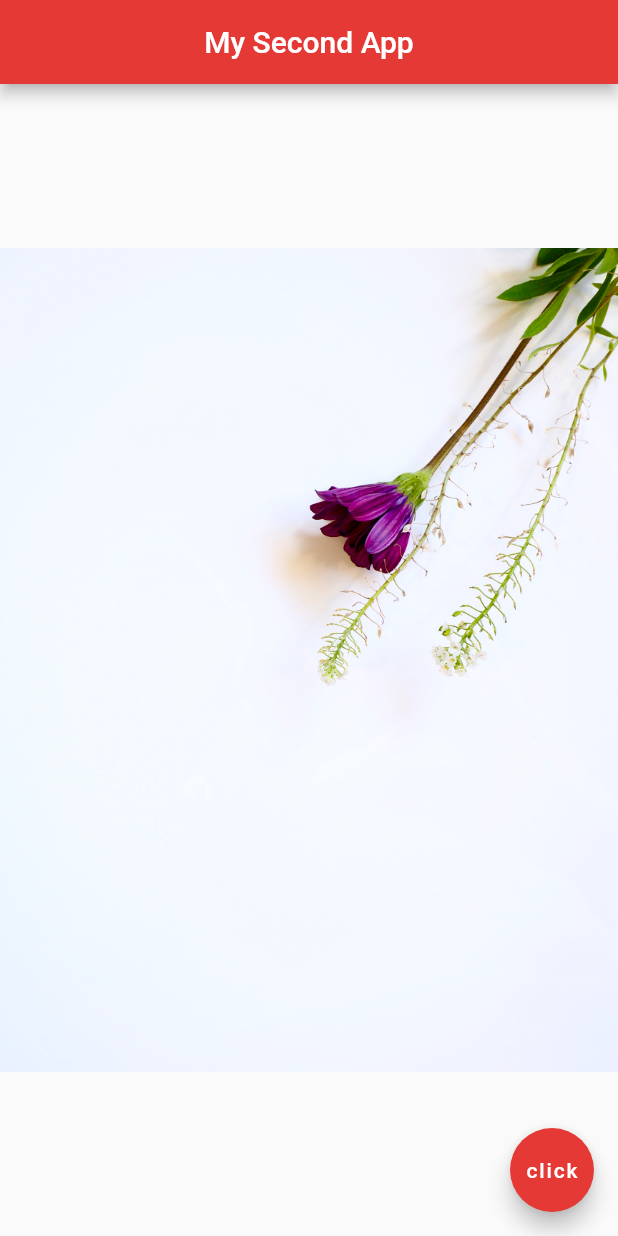
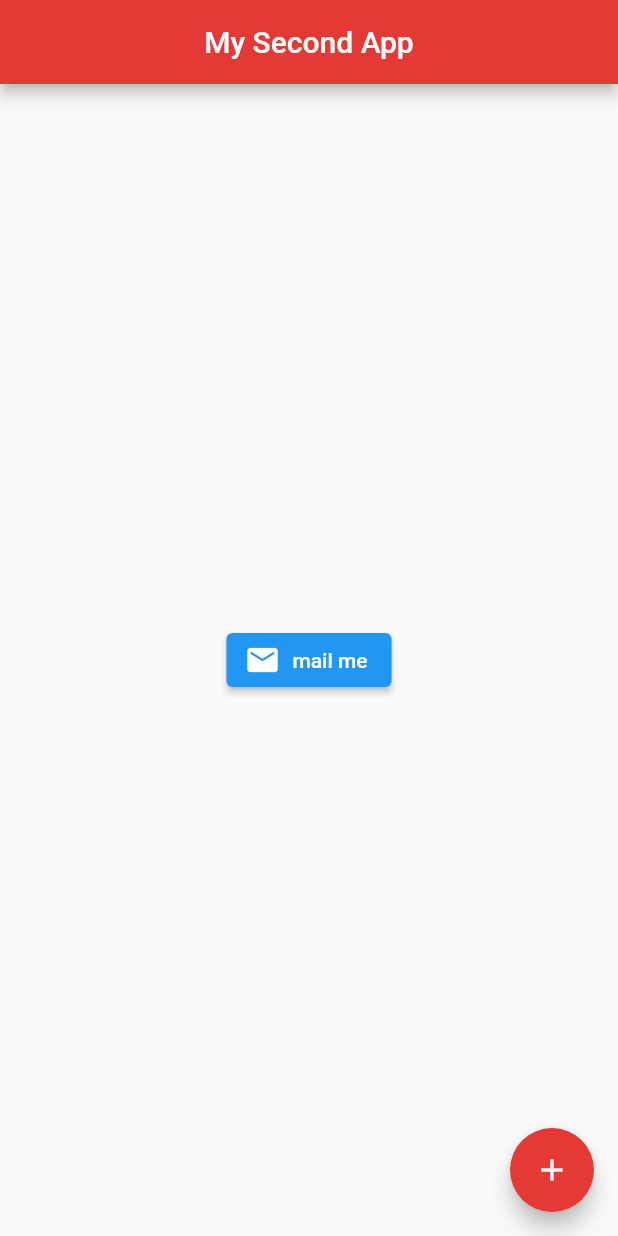
Before and after one commit to s1m3l4n3/first-flutter-app, a Flutter app: the screen it shows after launch, on a phone screen of 412 x 824 dp. Run offline on Flutter 3.47's test engine with Material 2 defaults, Android fonts, the phone set to English and light mode, and no system bars.

Commit message:
Add button with icon

```diff
--- a/lib/main.dart
+++ b/lib/main.dart
@@ -16,12 +16,20 @@ class Home extends StatelessWidget {
         backgroundColor: Colors.red[600],
       ),
       body: Center(
-        child: Image.asset('images/pexels-photo-1172849.jpeg'),
+        child: ElevatedButton.icon(
+            onPressed: () {},
+            icon: const Icon(
+              Icons.mail
+            ),
+            label: const Text('mail me')
+        ),
       ),
       floatingActionButton: FloatingActionButton(
         onPressed: () {},
         backgroundColor: Colors.red[600],
-        child: const Text('click'),
+        child: const Icon(
+          Icons.add
+        ),
       ),
     );
   }
```
